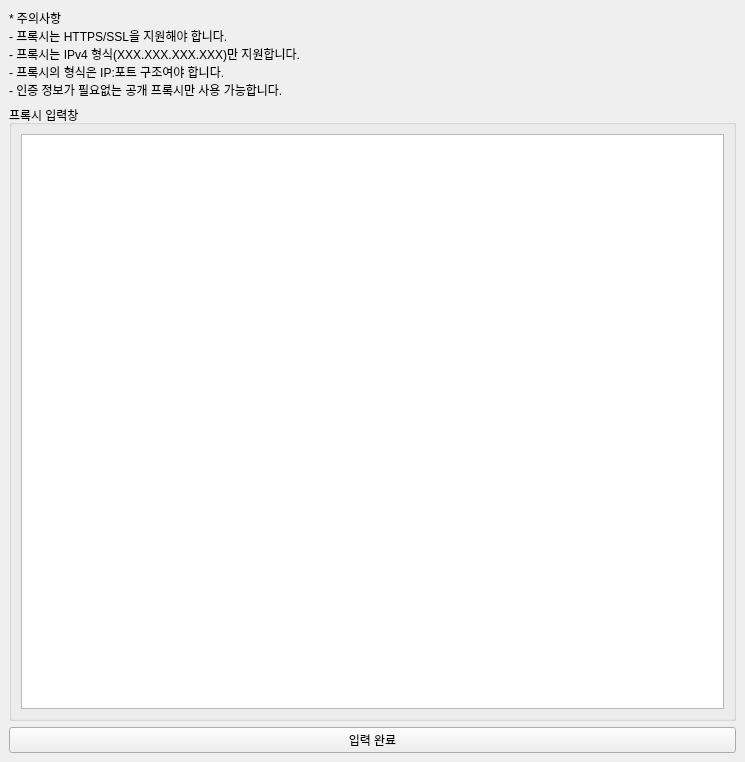
dlcjsdltlq/dcinside-cleaner, file dcinside_cleaner/gui/resources/ui/ui_proxies_input_window.ui: the form before one commit.
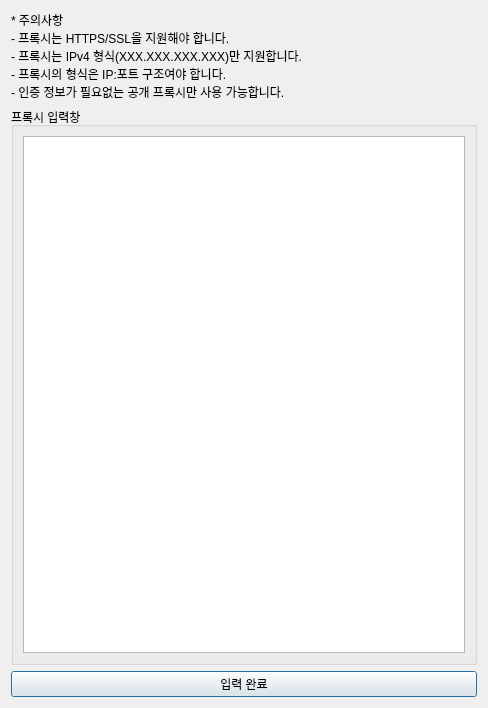
The form after the commit.

Patch:
```diff
--- a/dcinside_cleaner/gui/resources/ui/ui_proxies_input_window.ui
+++ b/dcinside_cleaner/gui/resources/ui/ui_proxies_input_window.ui
@@ -1,21 +1,18 @@
 <?xml version="1.0" encoding="UTF-8"?>
 <ui version="4.0">
- <class>MainWindow</class>
- <widget class="QMainWindow" name="MainWindow">
+ <class>Dialog</class>
+ <widget class="QDialog" name="Dialog">
   <property name="geometry">
    <rect>
     <x>0</x>
     <y>0</y>
-    <width>745</width>
-    <height>762</height>
+    <width>488</width>
+    <height>708</height>
    </rect>
   </property>
   <property name="windowTitle">
    <string>MainWindow</string>
   </property>
-  <widget class="QWidget" name="centralwidget">
-   <layout class="QVBoxLayout" name="verticalLayout_2">
-    <item>
      <layout class="QVBoxLayout" name="verticalLayout">
       <item>
        <widget class="QLabel" name="label">
@@ -28,8 +25,6 @@
         </property>
        </widget>
       </item>
-     </layout>
-    </item>
     <item>
      <widget class="QGroupBox" name="groupBox">
       <property name="title">
@@ -43,14 +38,13 @@
      </widget>
     </item>
     <item>
-     <widget class="QPushButton" name="complete_button">
+    <widget class="QPushButton" name="btn_complete">
       <property name="text">
        <string>입력 완료</string>
       </property>
      </widget>
     </item>
    </layout>
-  </widget>
  </widget>
  <resources/>
  <connections/>
```
Left out of the diff: 2 changed lines with no effect on the pictures. Lines whose indentation alone changed are shown as unchanged.
